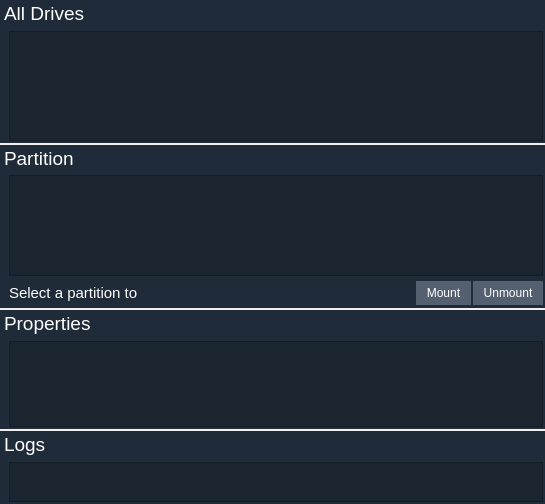
Above: app/dashboard/pdrives.ui from rahmanshaber/corebox before the change. Below: the same form after it.
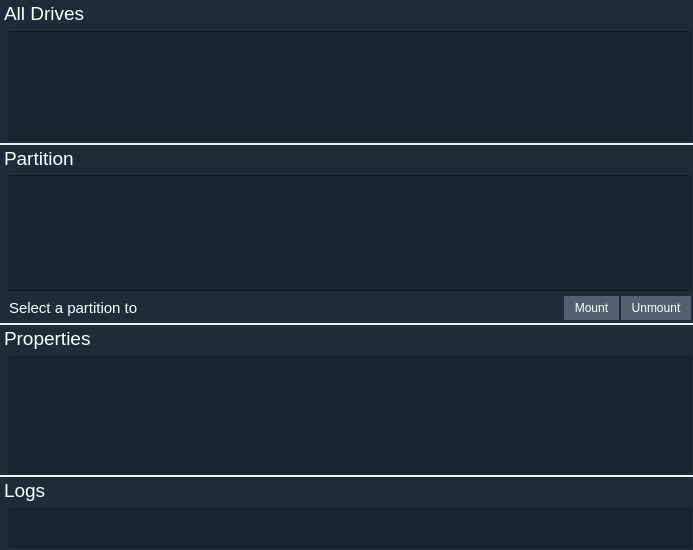
That is the form after the change.

```diff
--- a/app/dashboard/pdrives.ui
+++ b/app/dashboard/pdrives.ui
@@ -6,8 +6,8 @@
    <rect>
     <x>0</x>
     <y>0</y>
-    <width>545</width>
-    <height>504</height>
+    <width>693</width>
+    <height>550</height>
    </rect>
   </property>
   <property name="windowTitle">
```
